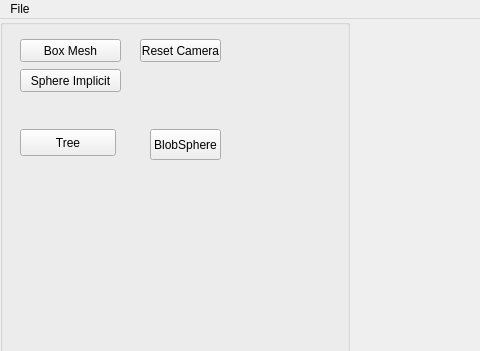
Above: AppTinyMesh/UI/interface.ui from Slyphero/TinyMesh_Fork before the change; both pictures show x 0 to 480 and y 0 to 351 of the 1200 by 1000 pixel window. Below: the same form after it.
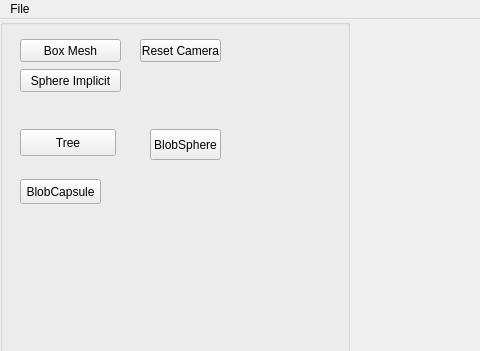
That is the form after the change.

Commit message: color blob

```diff
--- a/AppTinyMesh/UI/interface.ui
+++ b/AppTinyMesh/UI/interface.ui
@@ -41,6 +41,14 @@
       <property name="enabled">
        <bool>true</bool>
       </property>
+       <property name="geometry">
+        <rect>
+         <x>60</x>
+         <y>20</y>
+         <width>350</width>
+         <height>978</height>
+        </rect>
+       </property>
       <property name="sizePolicy">
        <sizepolicy hsizetype="Fixed" vsizetype="Minimum">
         <horstretch>0</horstretch>
@@ -158,6 +166,19 @@
         <string>BlobSphere</string>
        </property>
       </widget>
+       <widget class="QPushButton" name="blobCapsule">
+        <property name="geometry">
+         <rect>
+          <x>20</x>
+          <y>160</y>
+          <width>81</width>
+          <height>25</height>
+         </rect>
+        </property>
+        <property name="text">
+         <string>BlobCapsule</string>
+        </property>
+       </widget>
      </widget>
     </item>
     <item>
```
Lines whose indentation alone changed are shown as unchanged. The commit also changes 2 other files.
